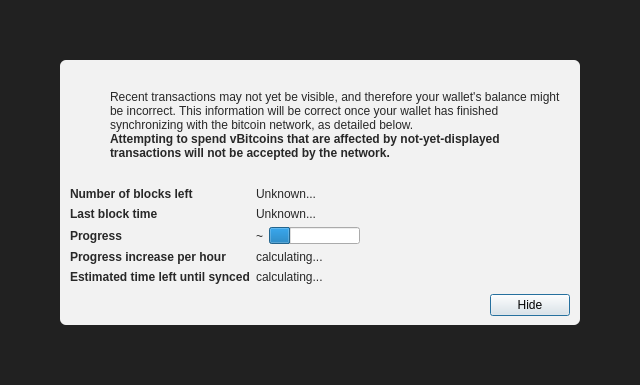
First picture: the form in src/qt/forms/modaloverlay.ui, repository VeriBlock/b, before the edit.
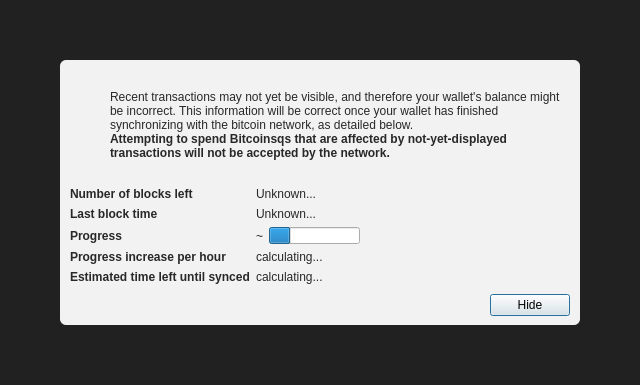
Second picture: the form after the edit. Icons and pictures are not drawn.

Commit message: rename vBitcoin to Bitcoinsq

```diff
--- a/src/qt/forms/modaloverlay.ui
+++ b/src/qt/forms/modaloverlay.ui
@@ -149,7 +149,7 @@
                 </font>
                </property>
                <property name="text">
-                <string>Attempting to spend vBitcoins that are affected by not-yet-displayed transactions will not be accepted by the network.</string>
+                <string>Attempting to spend Bitcoinsqs that are affected by not-yet-displayed transactions will not be accepted by the network.</string>
                </property>
                <property name="textFormat">
                 <enum>Qt::RichText</enum>
```
The commit also changes 108 other files.
